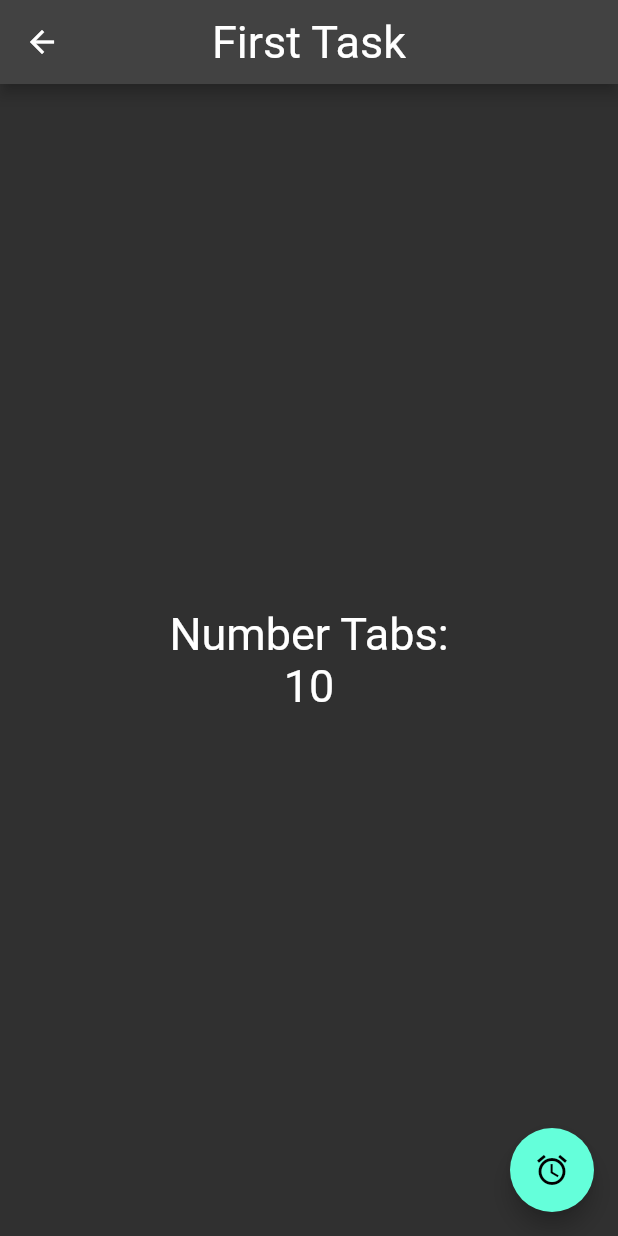
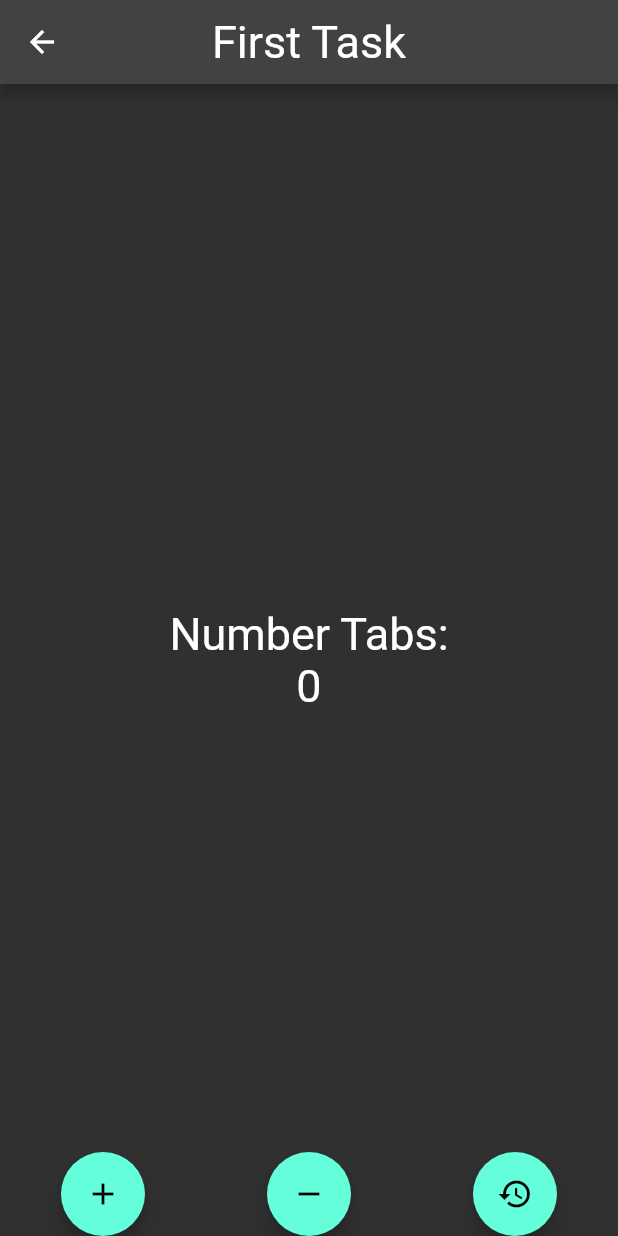
Before and after one commit to DeijoseDevelop/proyecto_flutter_LSV, a Flutter app: the Counter screen opened by its route, on a phone screen of 412 x 824 dp. Run offline on Flutter 3.47's test engine with Material 2 defaults, Android fonts, the phone set to English and light mode, and no system bars; network calls fail.

```diff
--- a/lib/src/view/counter_view.dart
+++ b/lib/src/view/counter_view.dart
@@ -2,13 +2,30 @@
 
 import 'package:flutter/material.dart';
 
-class Counter extends StatelessWidget {
+class Counter extends StatefulWidget {
   const Counter({Key? key}) : super(key: key);
+
+  @override
+  State<Counter> createState() => _CounterState();
+}
+
+class _CounterState extends State<Counter> {
+  int count = 0;
+  void increasefn() {
+    setState(() => count++);
+  }
+
+  void decreasefn() {
+    setState(() => count--);
+  }
+
+  void resetfn() {
+    setState(() => count = 0);
+  }
 
   @override
   Widget build(BuildContext context) {
     const sizedText = TextStyle(fontSize: 30.0);
-    int count = 10;
 
     return Scaffold(
       appBar: AppBar(
@@ -25,15 +42,44 @@ class Counter extends StatelessWidget {
           ],
         ),
       ),
-        floatingActionButton: FloatingActionButton(
-          onPressed: () {
-            count++;
-            showMessage();
-            print('$count');
-          },
-          child: const Icon(Icons.access_alarm),
-        ));
+      floatingActionButtonLocation: FloatingActionButtonLocation.centerDocked,
+      floatingActionButton:
+          FloatingCustomW(increase: increasefn, decrease: decreasefn, reset: resetfn),
+    );
+  }
 }
 
-  void showMessage() => print('hi, again');
+class FloatingCustomW extends StatelessWidget {
+  final Function increase;
+  final Function decrease;
+  final Function reset;
+  const FloatingCustomW({
+    Key? key,
+    required this.increase,
+    required this.decrease,
+    required this.reset,
+  }) : super(key: key);
+
+  @override
+  Widget build(BuildContext context) {
+    return Row(
+        mainAxisAlignment: MainAxisAlignment.spaceAround,
+        children: <Widget>[
+          FloatingActionButton(
+            heroTag: 'btn1',
+            onPressed: () => increase(),
+            child: const Icon(Icons.add),
+          ),
+          FloatingActionButton(
+            heroTag: 'btn2',
+            onPressed: () => decrease(),
+            child: const Icon(Icons.remove),
+          ),
+          FloatingActionButton(
+            heroTag: 'btn3',
+            onPressed: () => reset(),
+            child: const Icon(Icons.restore),
+          ),
+        ]);
   }
+}
```
Also changed, not shown: lib/src/view/alert_view.dart (+5 -4 lines), lib/src/view/count_screen.dart (+9 -9 lines). Lines whose indentation alone changed are shown as unchanged.
